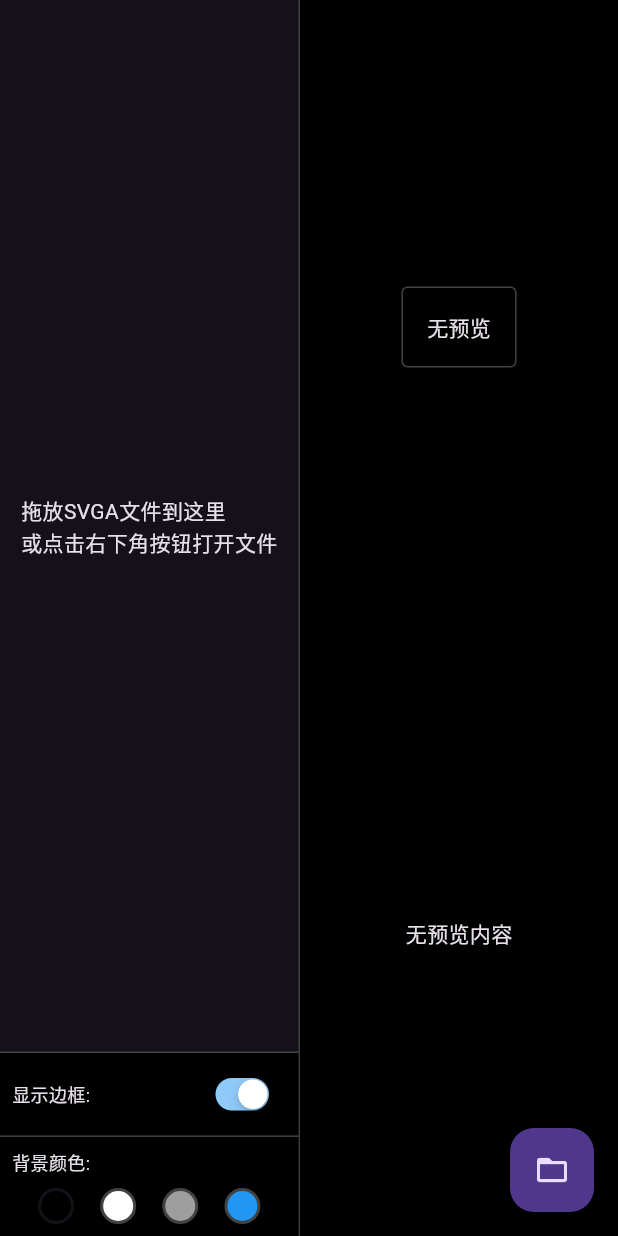
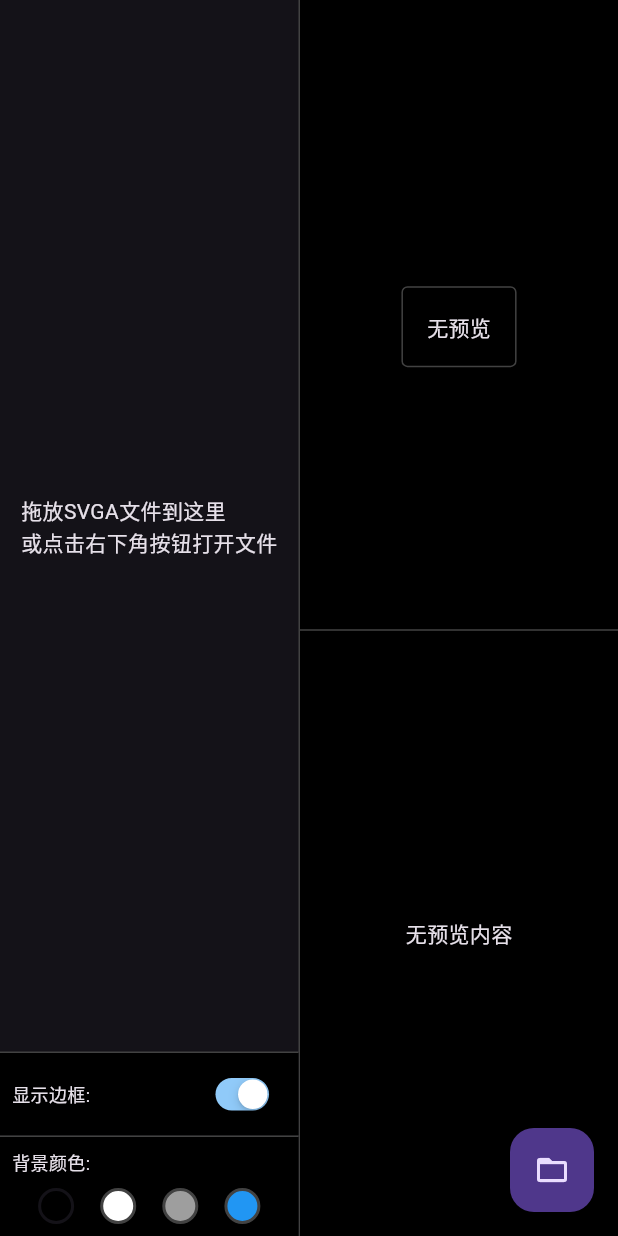
Before and after one commit to kugeceo/wenqu.luhui.net, a Flutter app: the screen it shows after launch, on a phone screen of 412 x 824 dp. Run offline on Flutter 3.47's test engine with Material 3 defaults, Android fonts, the light colour scheme and no system bars; our stand-ins replace file_picker; missing offline and left inert: desktop_drop, svgaplayer_flutter, window_manager.

Commit message:
右侧上半区域和下半区域添加分隔线

```diff
--- a/lib/main.dart
+++ b/lib/main.dart
@@ -200,9 +200,17 @@ class MyHomePage extends StatelessWidget {
                                 ),
                               ),
                             ),
-                            // 下半部分：当前帧预览
-                            const Expanded(
-                              child: FramePreview(),
+                            // 分隔线
+                            Container(
+                              height: 1,
+                              color: Colors.grey.shade800,
+                            ),
+                            // 图片预览区域
+                            Expanded(
+                              child: Container(
+                                margin: const EdgeInsets.all(16),
+                                child: const FramePreview(),
+                              ),
                             ),
                           ],
                         ),
```
